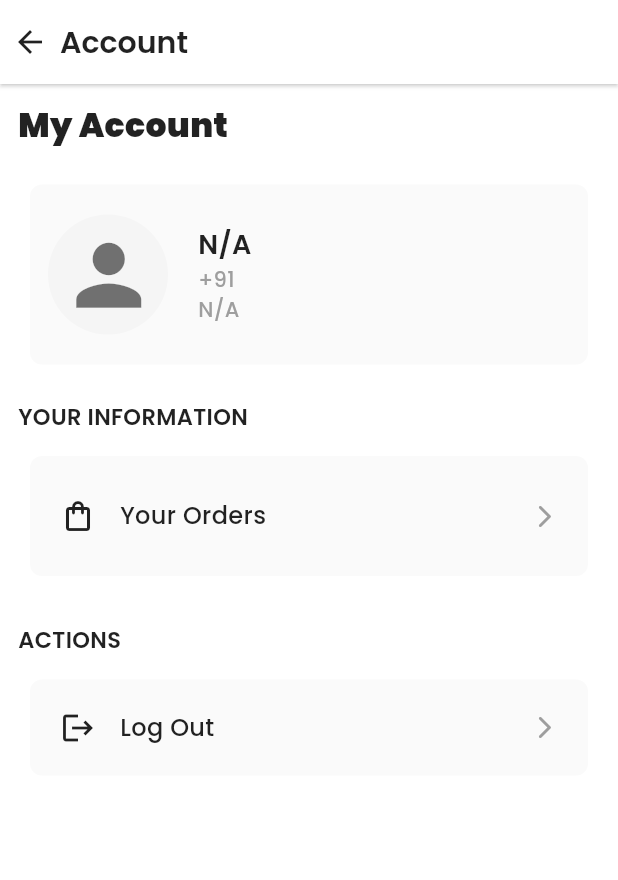
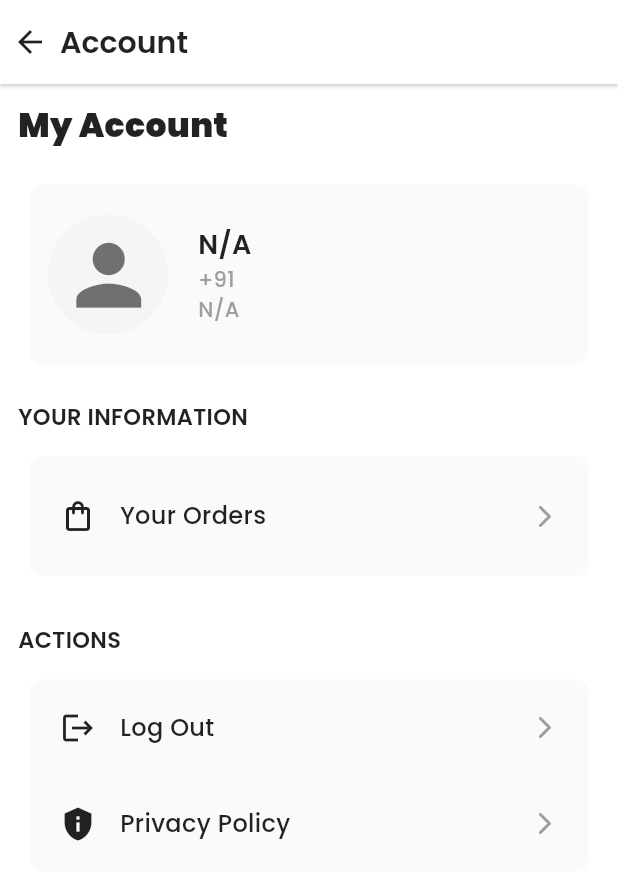
Before and after one commit to tanush-128/openzo, a Flutter app: the AccountPage screen opened by its route, on a phone screen of 412 x 824 dp. Shown: the top 880 px of the screen. Run offline on Flutter 3.47's test engine with Material 3 defaults, Android fonts, the phone set to English and light mode, and no system bars; our stand-ins replace accordion, awesome_notifications, carousel_slider, firebase_analytics, firebase_auth, firebase_core and 13 more; missing offline and left inert: image_fade; accounts and stored records are empty; network calls fail; project files that could hold a hidden picture were left out.

```diff
--- a/lib/src/home_page/widgets/store_card.dart
+++ b/lib/src/home_page/widgets/store_card.dart
@@ -126,7 +126,7 @@ class _StoreCardState extends State<StoreCard> {
         children: [
           _buildTitleAndRating(),
           const SizedBox(height: 5),
-          if (widget.store.busy)
+          if (widget.store.closed)
             Container(
               padding: const EdgeInsets.symmetric(vertical: 1, horizontal: 8),
               decoration: BoxDecoration(
--- a/lib/src/router.dart
+++ b/lib/src/router.dart
@@ -62,6 +62,13 @@ class AppRouter {
                     return loggedIn;
                   },
                 ),
+                GoRoute(
+                    path: 'privacy-policy',
+                    builder: (context, state) {
+                      return WebViewC(
+                        url: 'https://www.openzo.in/privacy-policy',
+                      );
+                    }),
                 GoRoute(
                   path: 'name-reg',
                   builder: (context, state) {
--- a/lib/src/store_page/store_page.dart
+++ b/lib/src/store_page/store_page.dart
@@ -112,7 +112,7 @@ class _StorePageState extends State<StorePage>
         mainAxisAlignment: MainAxisAlignment.end,
         mainAxisSize: MainAxisSize.min,
         children: [
-          if (store != null && store!.busy)
+          if (store != null && (store!.busy || store!.closed))
             const Row(
               children: [
                 Icon(
--- a/lib/src/store_page/widgets/storeDetails.dart
+++ b/lib/src/store_page/widgets/storeDetails.dart
@@ -131,7 +131,9 @@ class StoreDetails extends StatelessWidget {
                                               height: 20),
                                           const SizedBox(width: 5),
                                           Text(
-                                            '${store.openingTime} - ${store.closingTime}',
+                                            '${
+                                            //get only time from this
+                                            TimeOfDay.fromDateTime(store.openingTime).format(context)} - ${TimeOfDay.fromDateTime(store.closingTime).format(context)}',
                                             style: GoogleFonts.poppins(
                                               fontSize: 14,
                                               fontWeight: FontWeight.w400,
--- a/lib/src/user/account_page.dart
+++ b/lib/src/user/account_page.dart
@@ -176,6 +176,17 @@ class _AccountPageState extends State<AccountPage> {
                         "Log Out",
                         onTap: _handleLogout,
                       ),
+
+                      //privacy policy
+                      _buildInfoRow(
+                        const Icon(
+                          Icons.privacy_tip,
+                        ),
+                        "Privacy Policy",
+                        onTap: () {
+                          context.go('/privacy-policy');
+                        },
+                      ),
                     ],
                   ),
                 ),
--- a/lib/src/webview/web_view.dart
+++ b/lib/src/webview/web_view.dart
@@ -67,7 +67,7 @@ class _WebViewCState extends State<WebViewC> {
       ),
     );
     controller.loadRequest(
-      Uri.parse(widget.url ?? 'https://www.openzo.in'),
+      Uri.parse(widget.url ?? 'https://www.openzo.in/privacy-policy'),
     );
   }
 
--- a/pubspec.yaml
+++ b/pubspec.yaml
@@ -4,7 +4,7 @@ description: A new Flutter project.
 # Prevent accidental publishing to pub.dev.
 publish_to: "none"
 
-version: 1.0.1+17
+version: 1.0.2+18
 
 environment:
   sdk: ">=3.1.1 <4.0.0"
```
Also changed, not shown: lib/models/store.dart (+20 -8 lines), lib/src/cart/cart_page/cart_page.dart (+8 -6 lines).
